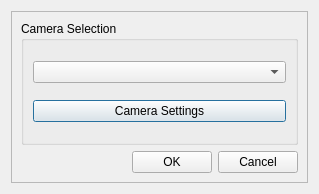
Before: the Qt Designer form PlayerOneCamSelect.ui in rpineau/PlayerOne, drawn with Qt 5.
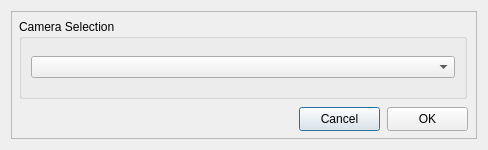
After: the same form once the commit is applied. Custom widgets are drawn as their Qt base class.

Commit message: Improvement for camera selection and config.

What changed in the file:
```diff
--- a/PlayerOneCamSelect.ui
+++ b/PlayerOneCamSelect.ui
@@ -6,10 +6,22 @@
    <rect>
     <x>0</x>
     <y>0</y>
-    <width>319</width>
-    <height>194</height>
+    <width>488</width>
+    <height>150</height>
    </rect>
   </property>
+  <property name="minimumSize">
+   <size>
+    <width>488</width>
+    <height>150</height>
+   </size>
+  </property>
+  <property name="maximumSize">
+   <size>
+    <width>488</width>
+    <height>150</height>
+   </size>
+  </property>
   <property name="windowTitle">
    <string>PlayerOne Camera</string>
   </property>
@@ -22,9 +34,15 @@
      <property name="frameShadow">
       <enum>QFrame::Raised</enum>
      </property>
-     <layout class="QGridLayout" name="gridLayout_2">
-      <item row="0" column="0" colspan="3">
        <widget class="QGroupBox" name="groupBox">
+      <property name="geometry">
+       <rect>
+        <x>8</x>
+        <y>8</y>
+        <width>448</width>
+        <height>80</height>
+       </rect>
+      </property>
         <property name="title">
          <string>Camera Selection</string>
         </property>
@@ -32,48 +50,34 @@
          <item>
           <widget class="QComboBox" name="comboBox"/>
          </item>
-         <item>
-          <widget class="QPushButton" name="pushButton">
-           <property name="text">
-            <string>Camera Settings</string>
-           </property>
-          </widget>
-         </item>
-        </layout>
-       </widget>
-      </item>
-      <item row="2" column="0" colspan="3">
-       <layout class="QHBoxLayout" name="horizontalLayout_3">
-        <item>
-         <spacer name="horizontalSpacer">
-          <property name="orientation">
-           <enum>Qt::Horizontal</enum>
-          </property>
-          <property name="sizeHint" stdset="0">
-           <size>
-            <width>40</width>
-            <height>20</height>
-           </size>
-          </property>
-         </spacer>
-        </item>
-        <item>
-         <widget class="QPushButton" name="pushButtonOK">
-          <property name="text">
-           <string>OK</string>
-          </property>
-         </widget>
-        </item>
-        <item>
+      </layout>
+     </widget>
          <widget class="QPushButton" name="pushButtonCancel">
+      <property name="geometry">
+       <rect>
+        <x>288</x>
+        <y>96</y>
+        <width>81</width>
+        <height>24</height>
+       </rect>
+      </property>
           <property name="text">
            <string>Cancel</string>
           </property>
          </widget>
-        </item>
-       </layout>
-      </item>
-     </layout>
+     <widget class="QPushButton" name="pushButtonOK">
+      <property name="geometry">
+       <rect>
+        <x>376</x>
+        <y>96</y>
+        <width>81</width>
+        <height>24</height>
+       </rect>
+      </property>
+      <property name="text">
+       <string>OK</string>
+      </property>
+     </widget>
     </widget>
    </item>
   </layout>
```
Lines whose indentation alone changed are shown as unchanged. The commit also changes 3 other files.
